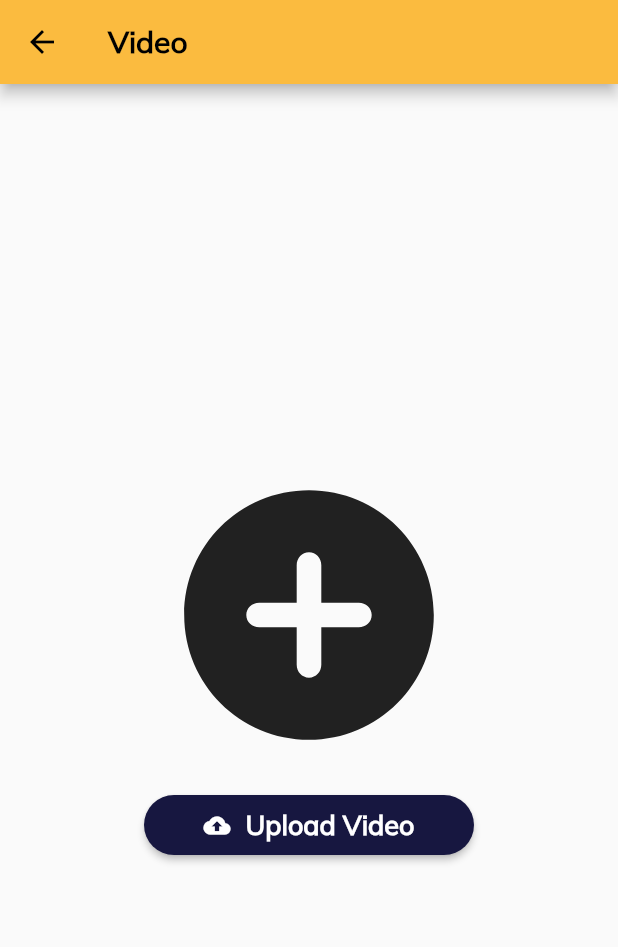
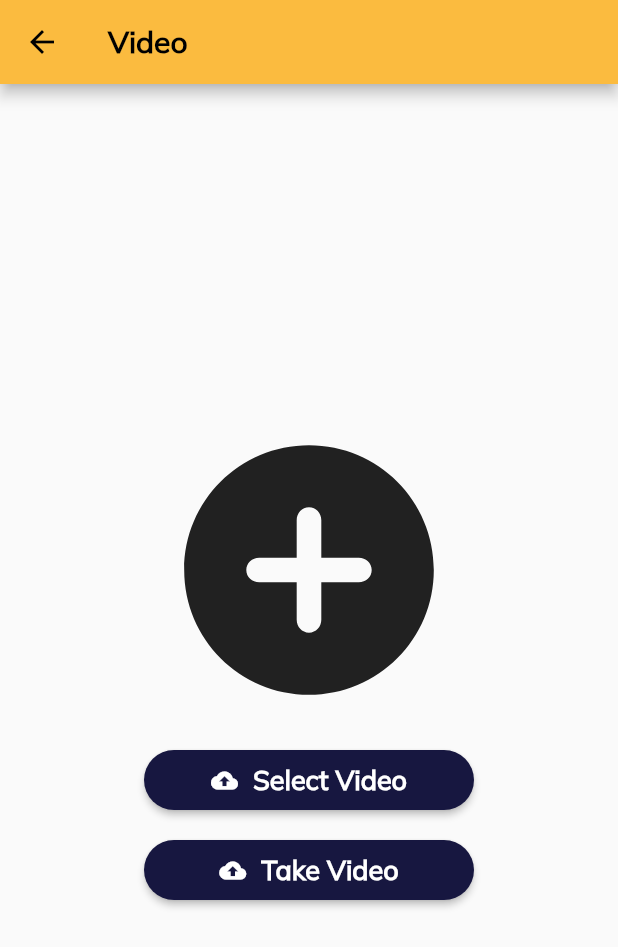
Before and after one commit to Arquitectura-De-Software-Emergentes/Mobile, a Flutter app: the CustomDrawer widget shown alone on an empty page, opened directly, after a tap on "Video", on a phone screen of 412 x 824 dp. Shown: the top 947 px of the screen. Run offline on Flutter 3.47's test engine with Material 2 defaults, Android fonts, the phone set to English and light mode, and no system bars; our stand-ins replace equatable, flutter_bloc, formz, get_it, image_picker, line_awesome_flutter; network calls fail.

Commit message:
feat(assessment): :sparkles: added select video from gallery

```diff
--- /dev/null
+++ b/lib/assessment/infrastructure/services/camera_gallery_service.dart
@@ -0,0 +1,4 @@
+abstract class CameraGalleryService {
+  Future<String?> takeVideo();
+  Future<String?> selectVideo();
+}
--- /dev/null
+++ b/lib/assessment/infrastructure/services/camera_gallery_service_impl.dart
@@ -0,0 +1,26 @@
+import 'package:image_picker/image_picker.dart';
+
+import 'camera_gallery_service.dart';
+
+class CameraGalleryServiceImpl extends CameraGalleryService {
+  final ImagePicker _picker = ImagePicker();
+  @override
+  Future<String?> selectVideo() async {
+    final XFile? video = await _picker.pickVideo(source: ImageSource.gallery);
+
+    if (video == null) return null;
+
+    print('we have video: ${video.path}');
+    return video.path;
+  }
+
+  @override
+  Future<String?> takeVideo() async {
+    final XFile? video = await _picker.pickVideo(source: ImageSource.camera);
+
+    if (video == null) return null;
+
+    print('we have video: ${video.path}');
+    return video.path;
+  }
+}
--- /dev/null
+++ b/lib/assessment/presentation/video-presentation/video_presentation_teacher_screen.dart
@@ -0,0 +1,117 @@
+import 'package:flutter/material.dart';
+import 'package:teacher_finder/common/widgets/custom_app_bar.dart';
+
+import '../../../common/styles/styles.dart';
+import '../../infrastructure/services/camera_gallery_service_impl.dart';
+
+class VideoPresentationTeacherScreen extends StatefulWidget {
+  const VideoPresentationTeacherScreen({super.key});
+
+  @override
+  State<VideoPresentationTeacherScreen> createState() =>
+      _VideoPresentationTeacherScreenState();
+}
+
+class _VideoPresentationTeacherScreenState
+    extends State<VideoPresentationTeacherScreen> {
+  @override
+  Widget build(BuildContext context) {
+    return Scaffold(
+      appBar: const CustomAppBar(
+        title: 'Video',
+      ),
+      body: Center(
+          child: Container(
+              child: Column(
+        mainAxisAlignment: MainAxisAlignment.center,
+        children: [
+          const Icon(Icons.add_circle_rounded, size: 200),
+          const SizedBox(
+            height: 20,
+          ),
+          Container(
+            constraints: const BoxConstraints.tightFor(width: 220, height: 40),
+            child: ElevatedButton(
+                style: ElevatedButton.styleFrom(
+                  backgroundColor: Styles.secondaryColor,
+                  shape: RoundedRectangleBorder(
+                    borderRadius: BorderRadius.circular(20.0),
+                  ),
+                ),
+                onPressed: () async {
+                  final videoPath =
+                      await CameraGalleryServiceImpl().selectVideo();
+                  if (videoPath == null) return;
+
+                  videoPath;
+                },
+                child: const Align(
+                  alignment: Alignment.center,
+                  child: Row(
+                    mainAxisAlignment: MainAxisAlignment.center,
+                    children: [
+                      Icon(
+                        Icons.cloud_upload,
+                        color: Colors.white,
+                        size: 18,
+                      ),
+                      SizedBox(width: 10),
+                      Text(
+                        'Select Video',
+                        style: TextStyle(
+                          color: Colors.white,
+                          fontWeight: FontWeight.bold,
+                          fontSize: 18,
+                        ),
+                      ),
+                    ],
+                  ),
+                )),
+          ),
+          const SizedBox(
+            height: 20,
+          ),
+          Container(
+            constraints: const BoxConstraints.tightFor(width: 220, height: 40),
+            child: ElevatedButton(
+                style: ElevatedButton.styleFrom(
+                  backgroundColor: Styles.secondaryColor,
+                  shape: RoundedRectangleBorder(
+                    borderRadius: BorderRadius.circular(20.0),
+                  ),
+                ),
+                onPressed: () async {
+                  final videoPath =
+                      await CameraGalleryServiceImpl().takeVideo();
+                  if (videoPath == null) return;
+
+                  videoPath;
+                },
+                child: const Align(
+                  alignment: Alignment.center,
+                  child: Row(
+                    mainAxisAlignment: MainAxisAlignment.center,
+                    children: [
+                      Icon(
+                        Icons.cloud_upload,
+                        color: Colors.white,
+                        size: 18,
+                      ),
+                      SizedBox(width: 10),
+                      Text(
+                        'Take Video',
+                        style: TextStyle(
+                          color: Colors.white,
+                          fontWeight: FontWeight.bold,
+                          fontSize: 18,
+                        ),
+                      ),
+                    ],
+                  ),
+                )),
+          ),
+        ],
+      ))),
+    );
+  }
+}
--- a/lib/common/widgets/custom_drawer.dart
+++ b/lib/common/widgets/custom_drawer.dart
@@ -1,5 +1,5 @@
 import 'package:flutter/material.dart';
-import 'package:teacher_finder/interviews/presentation/upload_video_teacher_screen.dart';
+import 'package:teacher_finder/assessment/presentation/video-presentation/video_presentation_teacher_screen.dart';
 import 'package:teacher_finder/main.dart';
 import 'package:teacher_finder/offers/presentation/offers_list/offers_list_screen.dart';
 import 'package:teacher_finder/profiles/presentation/profile_teacher/profile_teacher_screen.dart';
@@ -44,7 +44,8 @@ class CustomDrawer extends StatelessWidget {
               drawerOption(context, 'Test', TestsListScreen(), Icons.list),
               drawerOption(context, 'Profile', const ProfileTeacherScreen(),
                   Icons.person),
-              drawerOption(context, 'Video', UploadVideoTeacherScreen(), Icons.video_call),
+              drawerOption(context, 'Video', VideoPresentationTeacherScreen(),
+                  Icons.video_call),
               Divider(
                 color: Colors.white.withOpacity(0.5),
                 height: 10,
--- a/lib/interviews/presentation/upload_video_teacher_screen.dart
+++ /dev/null
@@ -1,71 +0,0 @@
-import 'package:flutter/material.dart';
-import 'package:teacher_finder/common/widgets/custom_app_bar.dart';
-
-class UploadVideoTeacherScreen extends StatefulWidget {
-  const UploadVideoTeacherScreen({super.key});
-
-  @override
-  State<UploadVideoTeacherScreen> createState() => _UploadVideoTeacherScreenState();
-}
-
-class _UploadVideoTeacherScreenState extends State<UploadVideoTeacherScreen> {
-  @override
-  Widget build(BuildContext context) {
-    return Scaffold(
-      appBar: const CustomAppBar(
-        title: 'Video',
-      ),
-      body: Center(
-        child: Container(
-          child:Column(
-            mainAxisAlignment: MainAxisAlignment.center,
-            children: [
-              Icon(Icons.add_circle_rounded, size: 200),
-              SizedBox(height: 20,),
-              Container(
-                constraints: BoxConstraints.tightFor(width: 220, height: 40),
-                child: ElevatedButton(
-                  style: ElevatedButton.styleFrom(
-                    primary:Color(0xFF171740),
-                    shape: RoundedRectangleBorder(
-                      borderRadius: BorderRadius.circular(20.0),
-                    ),
-                  ),
-                  onPressed: () {
-                    showModalBottomSheet(context: context,
-                        builder: (BuildContext context){
-                          return SizedBox(
-                            height:400,
-                            child:Center(
-                            child: Text('Upload Video'),
-                            )
-                          );
-                        });
-
-                },
-                      child: Align(
-                        alignment: Alignment.center,
-                        child: Row(
-                          mainAxisAlignment: MainAxisAlignment.center,
-                          children: [
-                            Icon(Icons.cloud_upload,
-                              color: Colors.white,
-                              size: 18,),
-                            SizedBox(width: 10),
-                            Text('Upload Video',style: TextStyle(
-                              color: Colors.white,
-                              fontWeight: FontWeight.bold,
-                              fontSize: 18,
-                            ),),
-                          ],
-                        ),
-                      )
-                ),
-              ),
-            ],
-          )
-        )
-        ),
-      );
-  }
-}
--- a/pubspec.yaml
+++ b/pubspec.yaml
@@ -36,6 +36,7 @@ dependencies:
   formz: ^0.6.0
   get_it: ^7.6.0
   http: ^1.0.0
+  image_picker: ^1.0.0
   intl: ^0.18.1
   line_awesome_flutter: ^2.0.0
 
```
Also changed, not shown: pubspec.lock, 2 other files.
